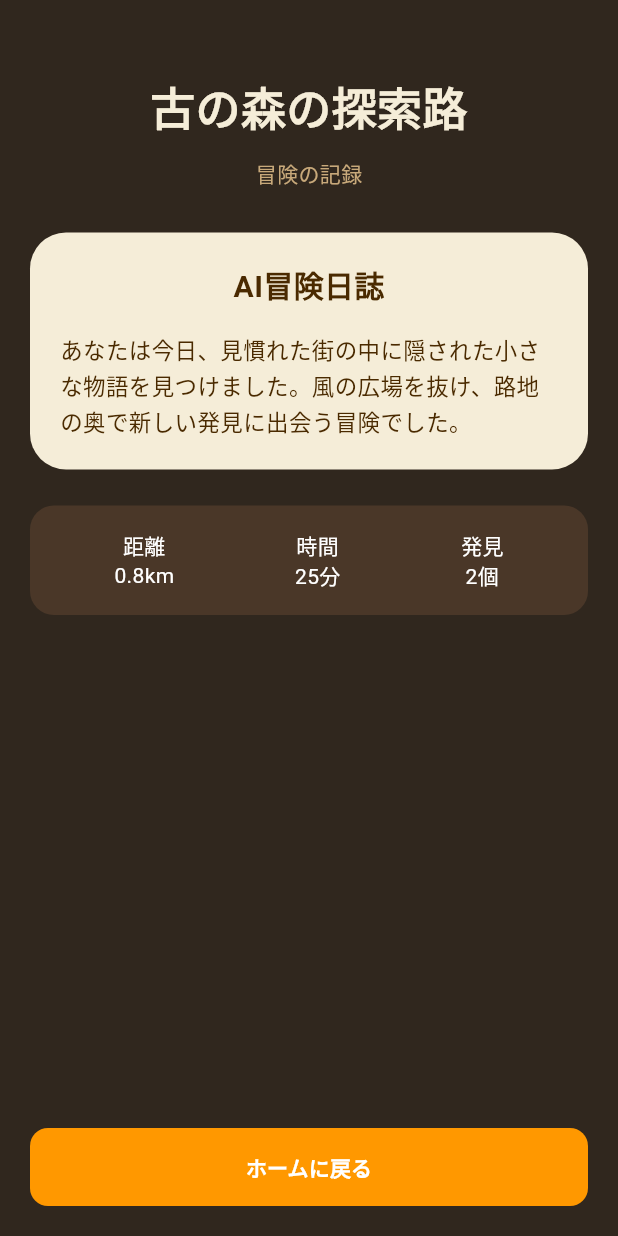
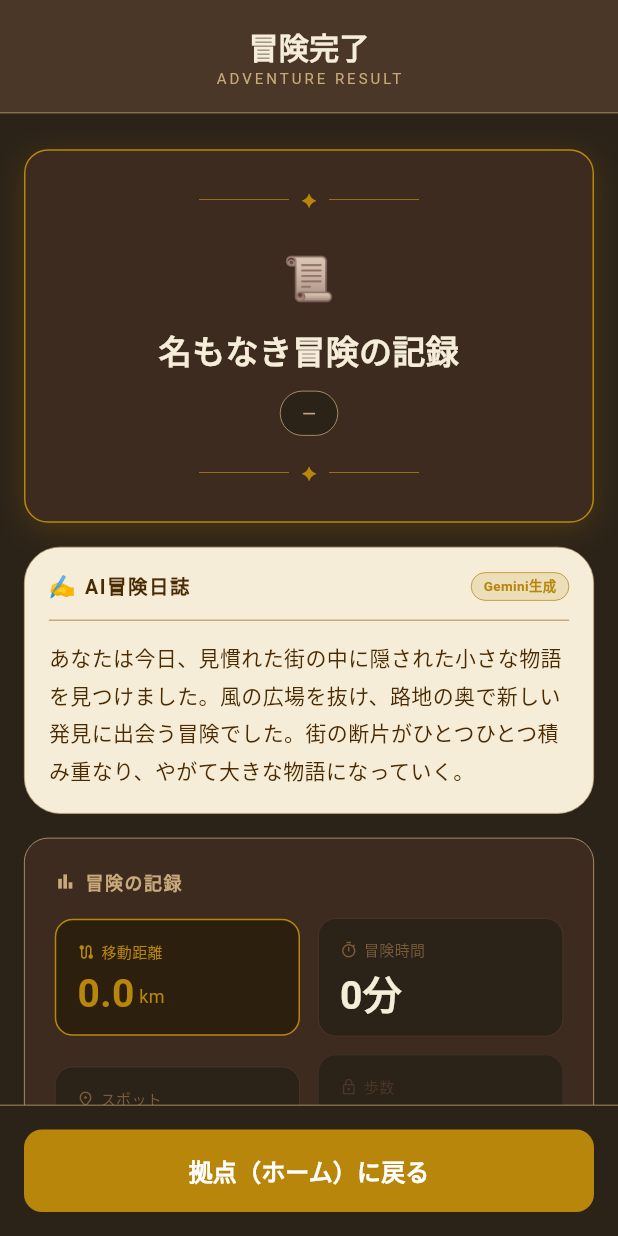
Before and after one commit to 1116tani/torehann, a Flutter app: the ResultPage screen opened by its route, on a phone screen of 412 x 824 dp. Run offline on Flutter 3.47's test engine with Material 3 defaults, Android fonts, the phone set to English and light mode, and no system bars; our stand-ins replace firebase_core, flutter_riverpod, geolocator, go_router, google_maps_flutter; accounts and stored records are empty.

Commit message:
ぷらす

```diff
--- a/lib/pages/result_page.dart
+++ b/lib/pages/result_page.dart
@@ -1,118 +1,214 @@
+// lib/pages/result_page.dart
+
 import 'package:flutter/material.dart';
+import 'package:flutter_riverpod/flutter_riverpod.dart';
 import 'package:go_router/go_router.dart';
+import '../providers/navigation_provider.dart';
+import '../router/app_router.dart';
+import '../constants/app_sizes.dart';
+import '../widgets/result/adventure_title_card.dart';
+import '../widgets/result/stat_panel.dart';
+import '../widgets/result/share_button.dart';
 
-class ResultPage extends StatelessWidget {
+class ResultPage extends ConsumerWidget {
   const ResultPage({super.key});
 
   @override
-  Widget build(BuildContext context) {
+  Widget build(BuildContext context, WidgetRef ref) {
+    final navState = ref.watch(navigationProvider);
+    final route = navState.currentRoute;
+
     return Scaffold(
-      backgroundColor: const Color.fromARGB(255, 48, 39, 30),
+      backgroundColor: const Color(0xFF2C2318),
       body: SafeArea(
-        child: Padding(
-          padding: const EdgeInsets.all(20),
         child: Column(
           children: [
-              const SizedBox(height: 30),
+            // ── ヘッダー ──
+            _buildHeader(context, ref),
 
-              const Text(
-                '古の森の探索路',
-                textAlign: TextAlign.center,
-                style: TextStyle(
-                  color: Color(0xFFF5EDD8),
-                  fontSize: 30,
-                  fontWeight: FontWeight.bold,
+            // ── スクロールエリア（メインコンテンツ） ──
+            Expanded(
+              child: SingleChildScrollView(
+                physics: const BouncingScrollPhysics(),
+                padding: const EdgeInsets.all(AppSizes.p16),
+                child: Column(
+                  children: [
+                    const SizedBox(height: AppSizes.p8),
+
+                    // ── AIタイトルカード ──
+                    AdventureTitleCard(
+                      // TODO: Gemini連携後に差し替え
+                      title: route?.themeName ?? '名もなき冒険の記録',
+                      themeName: route?.themeName ?? '—',
+                      adventureDate: navState.adventureStartTime,
+                    ),
+                    const SizedBox(height: AppSizes.p16),
+
+                    // ── AI冒険日誌 ──
+                    _buildAiReport(),
+                    const SizedBox(height: AppSizes.p16),
+
+                    // ── 統計パネル ──
+                    StatPanel(
+                      distanceKm: route?.totalDistance ?? 0.0,
+                      durationMinutes: route?.estimatedTime ?? 0,
+                      spotCount: navState.visitedSpotIds.length,
+                      // steps は Tier A実装後に渡す
+                    ),
+                    const SizedBox(height: AppSizes.p16),
+
+                    // ── シェアボタン ──
+                    ShareButton(
+                      adventureTitle: route?.themeName ?? '名もなき冒険',
+                      distanceKm: route?.totalDistance ?? 0.0,
+                      durationMinutes: route?.estimatedTime ?? 0,
+                      spotCount: navState.visitedSpotIds.length,
+                    ),
+                    const SizedBox(height: AppSizes.p32),
+                  ],
+                ),
               ),
             ),
 
-              const SizedBox(height: 12),
+            // ── 下部固定：ホームへ戻るボタン ──
+            _buildHomeButton(context, ref),
+          ],
+        ),
+      ),
+    );
+  }
 
-              const Text(
-                '冒険の記録',
-                style: TextStyle(color: Color(0xFFC8A97A), fontSize: 14),
+  // ── ヘッダー ──────────────────────────────
+  Widget _buildHeader(BuildContext context, WidgetRef ref) {
+    return Container(
+      width: double.infinity,
+      padding: const EdgeInsets.all(AppSizes.p16),
+      decoration: const BoxDecoration(
+        color: Color(0xFF4A3728),
+        border: Border(
+          bottom: BorderSide(color: Color(0xFFC8A97A), width: 0.5),
         ),
-
-              const SizedBox(height: 30),
-
-              Container(
-                width: double.infinity,
-                padding: const EdgeInsets.all(20),
-                decoration: BoxDecoration(
-                  color: const Color(0xFFF5EDD8),
-                  borderRadius: BorderRadius.circular(24),
       ),
       child: const Column(
         children: [
           Text(
-                      'AI冒険日誌',
+            '冒険完了',
             style: TextStyle(
-                        color: Color(0xFF4A2A00),
               fontSize: 20,
               fontWeight: FontWeight.bold,
+              color: Color(0xFFF5EDD8),
             ),
           ),
-                    SizedBox(height: 16),
           Text(
-                      'あなたは今日、見慣れた街の中に隠された小さな物語を見つけました。風の広場を抜け、路地の奥で新しい発見に出会う冒険でした。',
+            'ADVENTURE RESULT',
             style: TextStyle(
-                        color: Color(0xFF4A2A00),
-                        fontSize: 15,
-                        height: 1.6,
+              fontSize: 10,
+              color: Color(0xFFC8A97A),
+              letterSpacing: 2,
             ),
           ),
         ],
       ),
+    );
+  }
+
+  // ── AI冒険日誌 ────────────────────────────
+  Widget _buildAiReport() {
+    return Container(
+      width: double.infinity,
+      padding: const EdgeInsets.all(AppSizes.p16),
+      decoration: BoxDecoration(
+        color: const Color(0xFFF5EDD8),
+        borderRadius: BorderRadius.circular(AppSizes.radiusL),
+        border: Border.all(color: const Color(0xFFC8A97A), width: 0.5),
       ),
-
-              const SizedBox(height: 24),
-
-              Container(
-                padding: const EdgeInsets.all(16),
-                decoration: BoxDecoration(
-                  color: const Color(0xFF4A3728),
-                  borderRadius: BorderRadius.circular(16),
-                ),
-                child: const Row(
-                  mainAxisAlignment: MainAxisAlignment.spaceAround,
+      child: Column(
+        crossAxisAlignment: CrossAxisAlignment.start,
         children: [
-                    Text(
-                      '距離\n0.8km',
-                      textAlign: TextAlign.center,
-                      style: TextStyle(color: Colors.white),
-                    ),
-                    Text(
-                      '時間\n25分',
-                      textAlign: TextAlign.center,
-                      style: TextStyle(color: Colors.white),
-                    ),
-                    Text(
-                      '発見\n2個',
-                      textAlign: TextAlign.center,
-                      style: TextStyle(color: Colors.white),
-                    ),
-                  ],
+          // ラベル
+          Row(
+            children: [
+              const Text('✍️', style: TextStyle(fontSize: 14)),
+              const SizedBox(width: 6),
+              const Text(
+                'AI冒険日誌',
+                style: TextStyle(
+                  color: Color(0xFF4A2A00),
+                  fontSize: 13,
+                  fontWeight: FontWeight.bold,
+                  letterSpacing: 1,
                 ),
               ),
-
               const Spacer(),
-
-              SizedBox(
-                width: double.infinity,
-                height: 52,
-                child: ElevatedButton(
-                  style: ElevatedButton.styleFrom(
-                    backgroundColor: Colors.orange,
+              Container(
+                padding: const EdgeInsets.symmetric(horizontal: 8, vertical: 2),
+                decoration: BoxDecoration(
+                  color: const Color(0xFFB8860B).withValues(alpha: 0.15),
+                  borderRadius: BorderRadius.circular(20),
+                  border: Border.all(
+                    color: const Color(0xFFB8860B),
+                    width: 0.5,
                   ),
-                  onPressed: () {
-                    context.go('/');
-                  },
+                ),
                 child: const Text(
-                    'ホームに戻る',
-                    style: TextStyle(fontWeight: FontWeight.bold),
+                  'Gemini生成',
+                  style: TextStyle(
+                    color: Color(0xFFB8860B),
+                    fontSize: 9,
+                    fontWeight: FontWeight.bold,
                   ),
                 ),
               ),
             ],
+          ),
+          const SizedBox(height: 12),
+          const Divider(color: Color(0xFFC8A97A), height: 1),
+          const SizedBox(height: 12),
+
+          // 本文（TODO: Gemini連携後に差し替え）
+          const Text(
+            'あなたは今日、見慣れた街の中に隠された小さな物語を見つけました。風の広場を抜け、路地の奥で新しい発見に出会う冒険でした。街の断片がひとつひとつ積み重なり、やがて大きな物語になっていく。',
+            style: TextStyle(
+              color: Color(0xFF4A2A00),
+              fontSize: 14,
+              height: 1.8,
+            ),
+          ),
+        ],
+      ),
+    );
+  }
+
+  // ── ホームへ戻るボタン ─────────────────────
+  Widget _buildHomeButton(BuildContext context, WidgetRef ref) {
+    return Container(
+      padding: const EdgeInsets.all(AppSizes.p16),
+      decoration: const BoxDecoration(
+        color: Color(0xFF2C2318),
+        border: Border(top: BorderSide(color: Color(0xFFC8A97A), width: 0.5)),
+      ),
+      child: SizedBox(
+        width: double.infinity,
+        child: ElevatedButton(
+          style: ElevatedButton.styleFrom(
+            backgroundColor: const Color(0xFFB8860B),
+            padding: const EdgeInsets.all(AppSizes.p16),
+            shape: RoundedRectangleBorder(
+              borderRadius: BorderRadius.circular(AppSizes.radiusM),
+            ),
+          ),
+          onPressed: () {
+            // 冒険状態をリセットしてホームへ
+            ref.read(navigationProvider.notifier).finishAdventure();
+            context.go(AppRoutes.home);
+          },
+          child: const Text(
+            '拠点（ホーム）に戻る',
+            style: TextStyle(
+              fontSize: 16,
+              fontWeight: FontWeight.bold,
+              color: Colors.white,
+            ),
           ),
         ),
       ),
--- a/lib/providers/navigation_provider.dart
+++ b/lib/providers/navigation_provider.dart
@@ -14,6 +14,7 @@ class NavigationState {
   final double progress; // 0.0 to 1.0
   final double? distanceToNextSpot;
   final SpotModel? nextSpot;
+  final DateTime? adventureStartTime;
 
   const NavigationState({
     this.currentRoute,
@@ -22,6 +23,7 @@ class NavigationState {
     this.progress = 0.0,
     this.distanceToNextSpot,
     this.nextSpot,
+    this.adventureStartTime,
   });
 
   NavigationState copyWith({
@@ -33,6 +35,7 @@ class NavigationState {
     bool clearDistance = false,
     SpotModel? nextSpot,
     bool clearNextSpot = false,
+    DateTime? adventureStartTime,
   }) {
     return NavigationState(
       currentRoute: currentRoute ?? this.currentRoute,
@@ -42,6 +45,7 @@ class NavigationState {
       distanceToNextSpot:
           clearDistance ? null : (distanceToNextSpot ?? this.distanceToNextSpot),
       nextSpot: clearNextSpot ? null : (nextSpot ?? this.nextSpot),
+      adventureStartTime: adventureStartTime ?? this.adventureStartTime,
     );
   }
 }
@@ -61,6 +65,7 @@ class NavigationNotifier extends Notifier<NavigationState> {
       visitedSpotIds: const {},
       isAdventureStarted: true,
       progress: 0.0,
+      adventureStartTime: DateTime.now(),
     );
     // 最初の目的地を安全にセット
     _initializeNextSpot();
```
Also changed, not shown: lib/providers/achievement_provider.dart (added), lib/providers/collection_provider.dart (added), lib/providers/health_provider.dart (added), lib/providers/history_provider.dart (added), lib/providers/mission_provider.dart (added), lib/widgets/achievement/achievement_card.dart (added), lib/widgets/collection/fragment_grid_item.dart (added), lib/widgets/history/history_card.dart (added), lib/widgets/settings/hobby_tag_selector.dart (added). Lines whose indentation alone changed are shown as unchanged.
